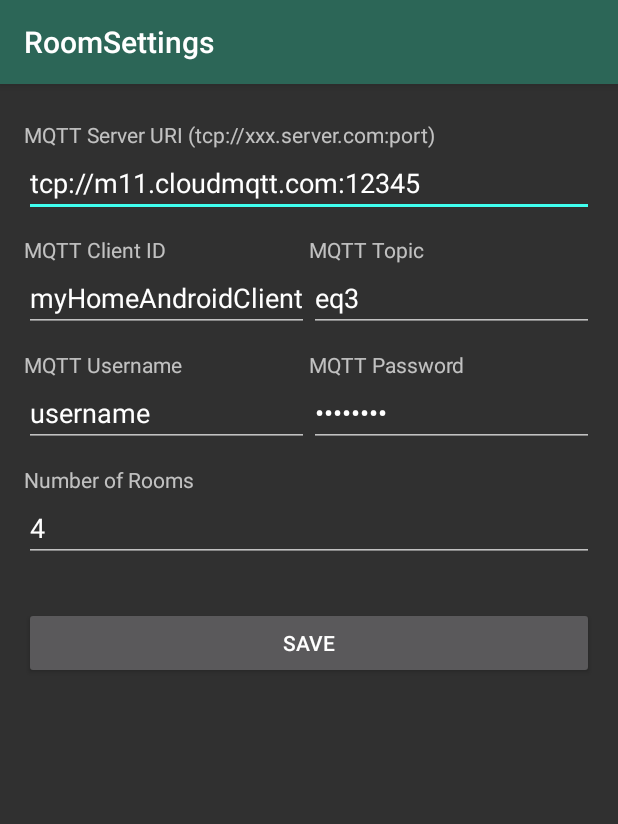
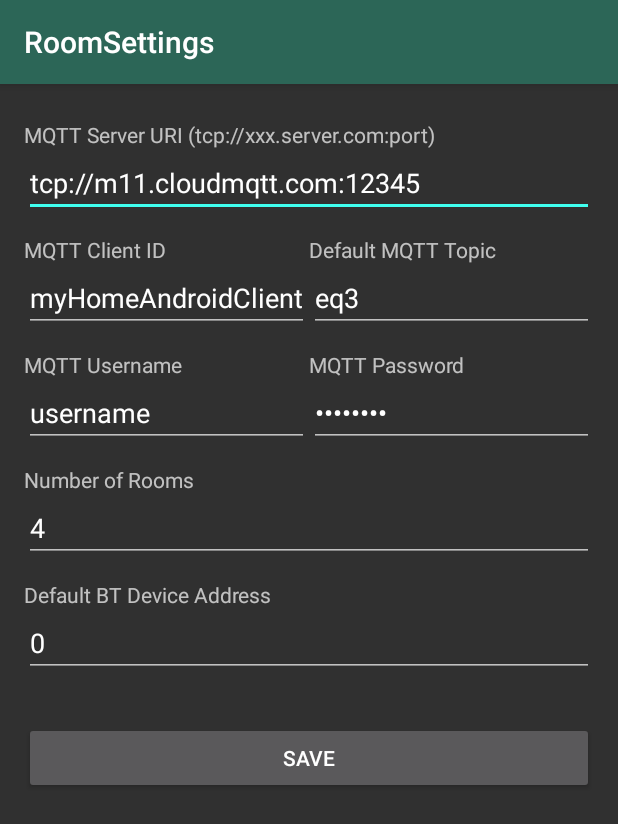
Before and after one commit to snst/homeController, an Android app: the MainSettingsActivity screen opened directly, with no data from a screen before it, on a phone screen of 412 x 824 dp. Shown: the top 824 px of the screen. Run offline under Robolectric (Android 15) with nearby library versions, the phone set to English and light mode, and no system bars.

Commit message:
adding distinct MQTT topics for each room adding default BT address (e.g. common part for all devices)

```diff
--- a/android/myHome/app/src/main/java/de/meek/myhome/Cmd.java
+++ b/android/myHome/app/src/main/java/de/meek/myhome/Cmd.java
@@ -13,6 +13,7 @@ public class Cmd {
     protected byte[] param = null;
     protected int roomId = -1;
     protected BTAddr addr = null;
+    protected String mqttTopic = "";
 
     public Cmd(int roomId, eCmd cmd) {
         this.cmd = cmd;
@@ -25,6 +26,10 @@ public class Cmd {
 
     public void setBtAddress(BTAddr addr) {
         this.addr = addr;
+    }
+
+    public void setMQTTTopic(String mqttTopic) {
+        this.mqttTopic = mqttTopic;
     }
 
     public byte[] getBuffer() {
--- a/android/myHome/app/src/main/java/de/meek/myhome/MainSettingsActivity.java
+++ b/android/myHome/app/src/main/java/de/meek/myhome/MainSettingsActivity.java
@@ -8,6 +8,7 @@ import android.support.v7.app.AppCompatActivity;
 import android.os.Bundle;
 import android.view.View;
 import android.widget.TextView;
+import android.widget.Toast;
 
 public class MainSettingsActivity extends AppCompatActivity {
 
@@ -24,7 +25,10 @@ public class MainSettingsActivity extends AppCompatActivity {
         AccountConfig.MQTT_CLIENT_ID = getEditText(R.id.editClientId);
         AccountConfig.MQTT_USERNAME = getEditText(R.id.editUsername);
         AccountConfig.MQTT_PASSWORD = getEditText(R.id.editPassword);
-        AccountConfig.MQTT_TOPIC = getEditText(R.id.editMqttTopic);
+        AccountConfig.MQTT_TOPIC_DEFAULT = getEditText(R.id.editDefMqttTopic);
+        if(!AccountConfig.BT_ADDRESS_DEFAULT.convertFromString(getEditText(R.id.editDefBtAddr))) {
+            Toast.makeText(this, "Invalid BT address!", Toast.LENGTH_LONG).show();
+        }
         int n = Integer.parseInt(getEditText(R.id.editNumberOfRooms));
         n = Math.min(20, n);
         n = Math.max(1, n);
@@ -45,7 +49,8 @@ public class MainSettingsActivity extends AppCompatActivity {
         setEditText(R.id.editClientId, AccountConfig.MQTT_CLIENT_ID);
         setEditText(R.id.editUsername, AccountConfig.MQTT_USERNAME);
         setEditText(R.id.editPassword, AccountConfig.MQTT_PASSWORD);
-        setEditText(R.id.editMqttTopic, AccountConfig.MQTT_TOPIC);
+        setEditText(R.id.editDefMqttTopic, AccountConfig.MQTT_TOPIC_DEFAULT);
+        setEditText(R.id.editDefBtAddr, AccountConfig.BT_ADDRESS_DEFAULT.toString());
         setEditText(R.id.editNumberOfRooms, ""+AccountConfig.NUMBER_OF_ROOMS);
     }
 }
--- a/android/myHome/app/src/main/java/de/meek/myhome/Room.java
+++ b/android/myHome/app/src/main/java/de/meek/myhome/Room.java
@@ -10,6 +10,7 @@ import java.util.Date;
 public class Room {
     public String name;
     public BTAddr btAddress = new BTAddr();
+    public String mqttTopic;
     public int id;
     public boolean autoActive = false;
     public boolean boostActive = false;
--- a/android/myHome/app/src/main/java/de/meek/myhome/RoomSettings.java
+++ b/android/myHome/app/src/main/java/de/meek/myhome/RoomSettings.java
@@ -12,6 +12,7 @@ public class RoomSettings {
 
     private static final String ROOM_NAME = "room_name";
     private static final String ROOM_BT_ADDR = "room_bt_addr";
+    private static final String ROOM_MQTT_TOPIC = "room_mqtt_topic";
     private static final String ROOM_PRESET_TEMP = "room_ptemp";
 
 
@@ -23,10 +24,11 @@ public class RoomSettings {
             SharedPreferences settings = activity.getSharedPreferences(room.getId(), 0);
             room.name = settings.getString(ROOM_NAME, "Name");
         try {
-            room.btAddress.convertFromLong(settings.getLong(ROOM_BT_ADDR, 0x0l));
+            room.btAddress.convertFromLong(settings.getLong(ROOM_BT_ADDR, AccountConfig.BT_ADDRESS_DEFAULT.toLong()));
         } catch (Exception e) {
             room.btAddress.convertFromLong(0);
         }
+        room.mqttTopic = settings.getString(ROOM_MQTT_TOPIC, AccountConfig.MQTT_TOPIC_DEFAULT);
         room.presetTemp.clear();
         for (int i=0; i<Const.MAX_ROOM_PRESET_TEMP; i++) {
             int temp = settings.getInt(ROOM_PRESET_TEMP+i, Const.TEMP_DEFAULT);
@@ -41,6 +43,7 @@ public class RoomSettings {
         SharedPreferences.Editor editor = settings.edit();
         editor.putString(ROOM_NAME, room.name);
         editor.putLong(ROOM_BT_ADDR, room.btAddress.toLong());
+        editor.putString(ROOM_MQTT_TOPIC, room.mqttTopic.toString());
         int i=0;
         for (Integer temp: room.presetTemp
              ) {
--- a/android/myHome/app/src/main/res/layout/activity_main_settings.xml
+++ b/android/myHome/app/src/main/res/layout/activity_main_settings.xml
@@ -29,7 +29,7 @@
             android:layout_height="wrap_content"
             android:ems="10"
             android:inputType="textPersonName"
-            android:text="Name" />
+            android:text="uri" />
 
         <LinearLayout
             android:layout_width="match_parent"
@@ -57,7 +57,7 @@
                     android:layout_weight="1"
                     android:ems="10"
                     android:inputType="textPersonName"
-                    android:text="Name" />
+                    android:text="id" />
             </LinearLayout>
 
             <LinearLayout
@@ -67,18 +67,18 @@
                 android:orientation="vertical">
 
                 <TextView
-                    android:id="@+id/txtMqttTOPIC"
+                    android:id="@+id/txtDefMqttTOPIC"
                     android:layout_width="match_parent"
                     android:layout_height="wrap_content"
                     android:layout_marginTop="12dp"
-                    android:text="MQTT Topic" />
+                    android:text="Default MQTT Topic" />
 
                 <EditText
-                    android:id="@+id/editMqttTopic"
+                    android:id="@+id/editDefMqttTopic"
                     android:layout_width="match_parent"
                     android:layout_height="wrap_content"
                     android:ems="10"
-                    android:text="eq3" />
+                    android:text="topic" />
             </LinearLayout>
 
         </LinearLayout>
@@ -107,7 +107,7 @@
                     android:layout_height="wrap_content"
                     android:ems="10"
                     android:inputType="textPersonName"
-                    android:text="Name" />
+                    android:text="username" />
             </LinearLayout>
 
             <LinearLayout
@@ -147,6 +147,21 @@
             android:inputType="number"
             android:text="4" />
 
+        <TextView
+            android:id="@+id/txtDefBtAddr"
+            android:layout_width="match_parent"
+            android:layout_height="wrap_content"
+            android:layout_marginTop="12dp"
+            android:text="Default BT Device Address" />
+
+        <EditText
+            android:id="@+id/editDefBtAddr"
+            android:layout_width="match_parent"
+            android:layout_height="wrap_content"
+            android:ems="10"
+            android:inputType="textPersonName"
+            android:text="0000000000" />
+
         <Button
             android:id="@+id/btnSave"
             android:layout_width="match_parent"
```
Also changed, not shown: android/myHome/app/src/main/java/de/meek/myhome/AccountConfig.java (+18 -11 lines), android/myHome/app/src/main/java/de/meek/myhome/House.java (+7 -2 lines), android/myHome/app/src/main/java/de/meek/myhome/MainActivity.java (+5 -4 lines), android/myHome/app/src/main/java/de/meek/myhome/MqttHelper.java (+13 -6 lines), android/myHome/app/src/main/java/de/meek/myhome/RoomSettingsActivity.java (+7 -2 lines), android/myHome/app/src/main/res/layout/activity_room_settings.xml (+15 -2 lines), 2 other files.
